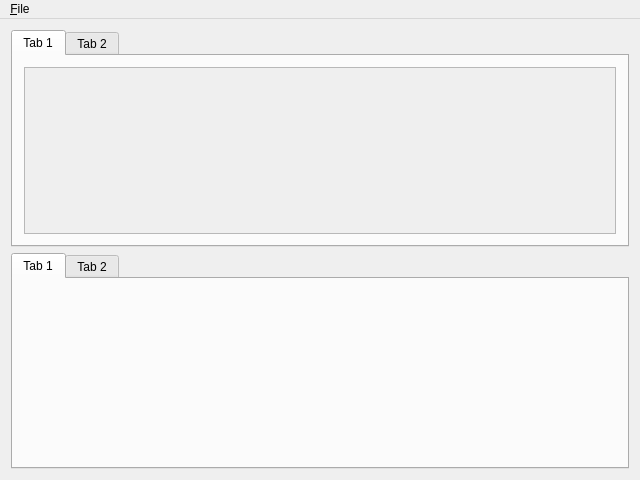
mackorone/mms, file src/sim/ui/mainwindow.ui: the form before one commit.
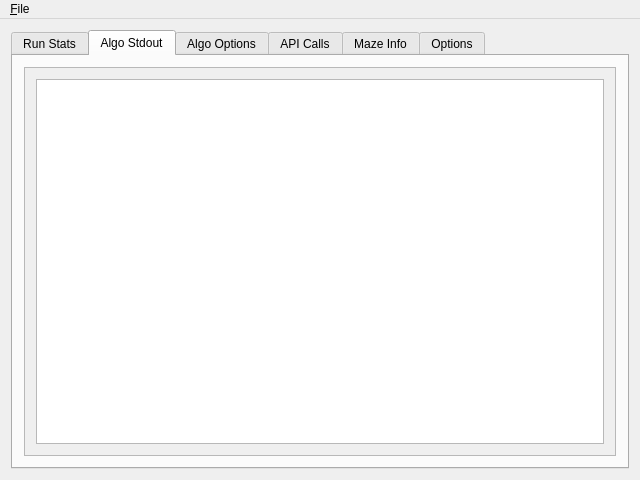
The form after the commit. The open tabs and pages were chosen to show the change.

Commit message: Got stdout printing working properly

The edit to the form file:
```diff
--- a/src/sim/ui/mainwindow.ui
+++ b/src/sim/ui/mainwindow.ui
@@ -23,21 +23,28 @@
      <verstretch>0</verstretch>
     </sizepolicy>
    </property>
-   <layout class="QVBoxLayout" name="verticalLayout">
-    <item>
      <layout class="QHBoxLayout" name="horizontalLayout_3">
       <item>
        <layout class="QVBoxLayout" name="mapContainer"/>
       </item>
       <item>
-       <widget class="QTabWidget" name="tabWidget">
-        <widget class="QWidget" name="tab_6">
+     <widget class="QTabWidget" name="tabs">
+      <property name="currentIndex">
+       <number>0</number>
+      </property>
+      <widget class="QWidget" name="runStatsTab">
          <attribute name="title">
-          <string>Tab 1</string>
-         </attribute>
-         <layout class="QVBoxLayout" name="verticalLayout_3">
+        <string>Run Stats</string>
+       </attribute>
+       <layout class="QVBoxLayout" name="verticalLayout_3"/>
+      </widget>
+      <widget class="QWidget" name="stdoutTab">
+       <attribute name="title">
+        <string>Algo Stdout</string>
+       </attribute>
+       <layout class="QVBoxLayout" name="verticalLayout_4">
           <item>
-           <widget class="QScrollArea" name="scrollArea">
+         <widget class="QScrollArea" name="stdoutScrollArea">
             <property name="widgetResizable">
              <bool>true</bool>
             </property>
@@ -46,39 +53,47 @@
               <rect>
                <x>0</x>
                <y>0</y>
-               <width>588</width>
-               <height>161</height>
-              </rect>
-             </property>
-             <layout class="QGridLayout" name="gridLayout_3">
-              <item row="0" column="0">
-               <layout class="QGridLayout" name="infoContainer"/>
-              </item>
-             </layout>
-            </widget>
-           </widget>
-          </item>
-         </layout>
-        </widget>
-        <widget class="QWidget" name="tab_7">
-         <attribute name="title">
-          <string>Tab 2</string>
-         </attribute>
-        </widget>
-       </widget>
-      </item>
-     </layout>
-    </item>
+             <width>590</width>
+             <height>384</height>
+            </rect>
+           </property>
+           <layout class="QVBoxLayout" name="verticalLayout_7">
     <item>
-     <widget class="QTabWidget" name="tabWidget_2">
-      <widget class="QWidget" name="tab_11">
+             <widget class="QPlainTextEdit" name="stdoutTextEdit">
+              <property name="readOnly">
+               <bool>true</bool>
+              </property>
+              <property name="plainText">
+               <string/>
+              </property>
+             </widget>
+            </item>
+           </layout>
+          </widget>
+         </widget>
+        </item>
+       </layout>
+      </widget>
+      <widget class="QWidget" name="algoOptionsTab">
        <attribute name="title">
-        <string>Tab 1</string>
+        <string>Algo Options</string>
        </attribute>
       </widget>
-      <widget class="QWidget" name="tab_12">
+      <widget class="QWidget" name="apiCallsTab">
        <attribute name="title">
-        <string>Tab 2</string>
+        <string>API Calls</string>
+       </attribute>
+       <layout class="QVBoxLayout" name="verticalLayout_5"/>
+      </widget>
+      <widget class="QWidget" name="mazeInfoTab">
+       <attribute name="title">
+        <string>Maze Info</string>
+       </attribute>
+       <layout class="QVBoxLayout" name="verticalLayout"/>
+      </widget>
+      <widget class="QWidget" name="optionsTab">
+       <attribute name="title">
+        <string>Options</string>
        </attribute>
       </widget>
      </widget>
```
Left out of the diff: 3 changed lines with no effect on the pictures. Lines whose indentation alone changed are shown as unchanged. The commit also changes 12 other files.
